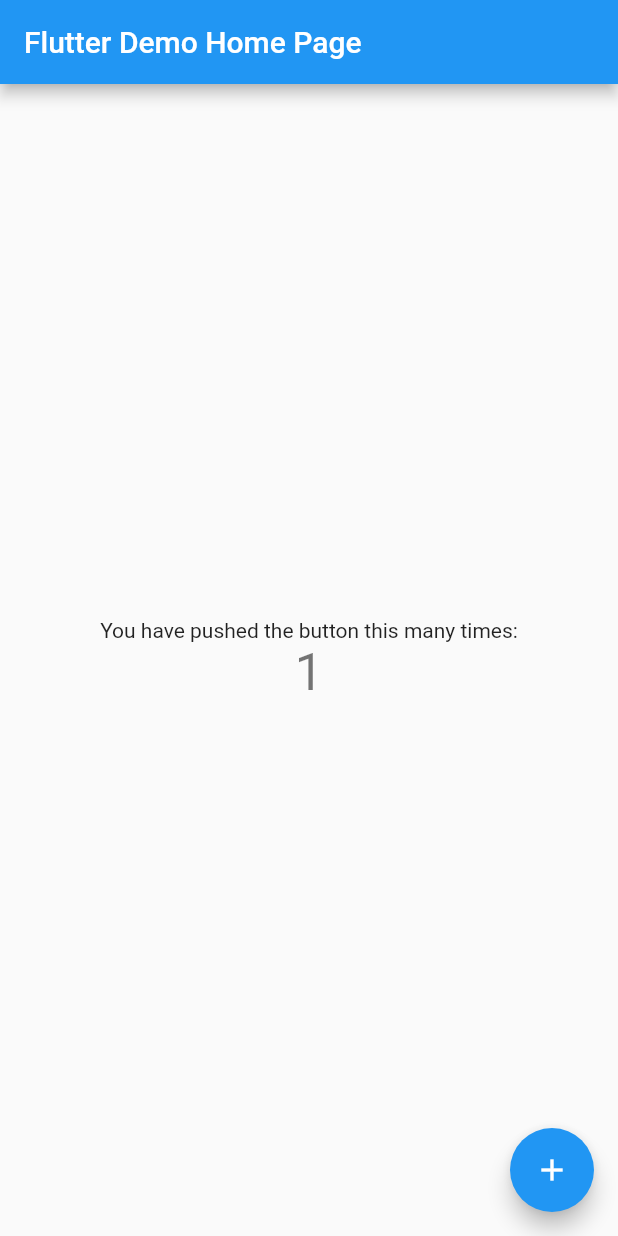
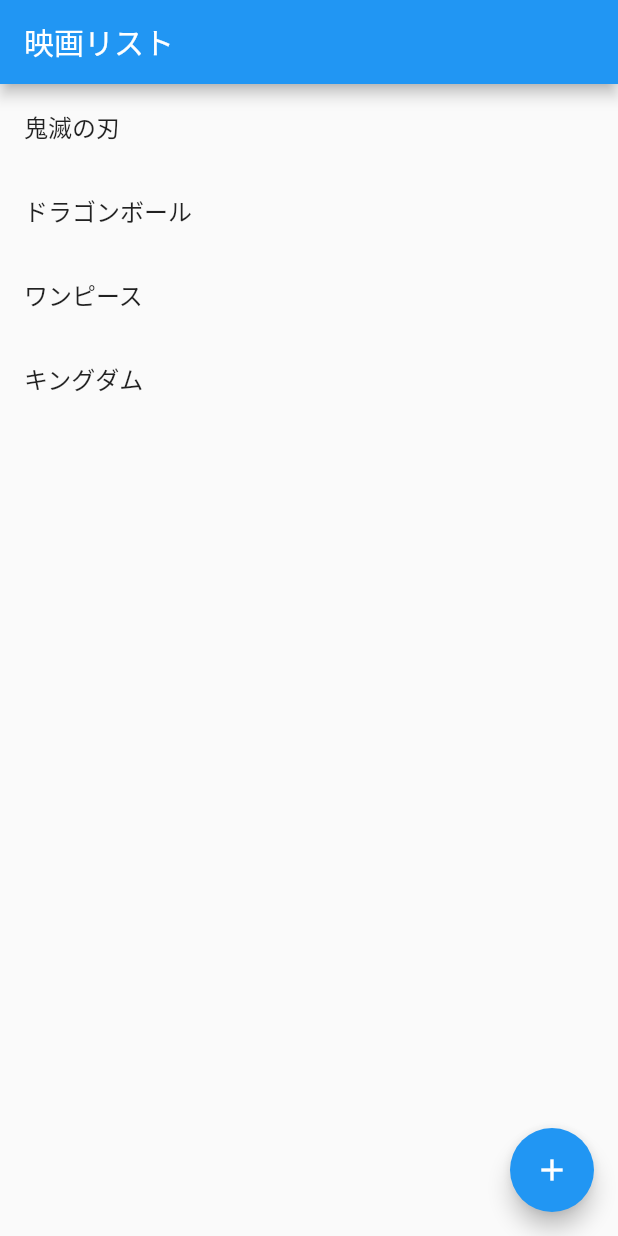
Before and after one commit to ktnydi/riverpod_demo, a Flutter app: the screen it shows after launch, after a tap on the "add" icon, on a phone screen of 412 x 824 dp. Run offline on Flutter 3.47's test engine with Material 2 defaults, Android fonts, the phone set to English and light mode, and no system bars; our stand-ins replace flutter_hooks, hooks_riverpod.

Commit message:
追加: change_notifierとriverpodの状態管理デモ

```diff
--- a/lib/main.dart
+++ b/lib/main.dart
@@ -1,7 +1,13 @@
 import 'package:flutter/material.dart';
+import 'package:hooks_riverpod/hooks_riverpod.dart';
+import 'package:riverpod_app/presentation/movie_list/movie_list_page.dart';
 
 void main() {
-  runApp(MyApp());
+  runApp(
+    ProviderScope(
+      child: MyApp(),
+    ),
+  );
 }
 
 class MyApp extends StatelessWidget {
@@ -13,54 +19,7 @@ class MyApp extends StatelessWidget {
         primarySwatch: Colors.blue,
         visualDensity: VisualDensity.adaptivePlatformDensity,
       ),
-      home: MyHomePage(title: 'Flutter Demo Home Page'),
+      home: MovieList(),
     );
   }
 }
-
-class MyHomePage extends StatefulWidget {
-  MyHomePage({Key key, this.title}) : super(key: key);
-
-  final String title;
-
-  @override
-  _MyHomePageState createState() => _MyHomePageState();
-}
-
-class _MyHomePageState extends State<MyHomePage> {
-  int _counter = 0;
-
-  void _incrementCounter() {
-    setState(() {
-      _counter++;
-    });
-  }
-
-  @override
-  Widget build(BuildContext context) {
-    return Scaffold(
-      appBar: AppBar(
-        title: Text(widget.title),
-      ),
-      body: Center(
-        child: Column(
-          mainAxisAlignment: MainAxisAlignment.center,
-          children: <Widget>[
-            Text(
-              'You have pushed the button this many times:',
-            ),
-            Text(
-              '$_counter',
-              style: Theme.of(context).textTheme.headline4,
-            ),
-          ],
-        ),
-      ),
-      floatingActionButton: FloatingActionButton(
-        onPressed: _incrementCounter,
-        tooltip: 'Increment',
-        child: Icon(Icons.add),
-      ),
-    );
-  }
-}
--- /dev/null
+++ b/lib/presentation/movie_list/movie_list_notifier.dart
@@ -0,0 +1,16 @@
+import 'package:flutter/material.dart';
+
+class MovieListNotifier extends ChangeNotifier {
+  List<String> movies = [
+    '鬼滅の刃',
+    'ドラゴンボール',
+    'ワンピース',
+  ];
+
+  void addMovie() {
+    final newMovies = [...movies];
+    newMovies.add('キングダム');
+    this.movies = newMovies;
+    notifyListeners();
+  }
+}
--- /dev/null
+++ b/lib/presentation/movie_list/movie_list_page.dart
@@ -0,0 +1,37 @@
+import 'package:flutter/material.dart';
+import 'package:flutter_hooks/flutter_hooks.dart';
+import 'package:hooks_riverpod/hooks_riverpod.dart';
+import 'package:riverpod_app/presentation/movie_list/movie_list_notifier.dart';
+
+final movieListProvider = ChangeNotifierProvider(
+  (_) {
+    return MovieListNotifier();
+  },
+);
+
+class MovieList extends HookWidget {
+  @override
+  Widget build(BuildContext context) {
+    final movieList = useProvider(movieListProvider);
+
+    return Scaffold(
+      appBar: AppBar(
+        title: Text('映画リスト'),
+      ),
+      body: ListView.builder(
+        itemBuilder: (context, index) {
+          return ListTile(
+            title: Text(movieList.movies[index]),
+          );
+        },
+        itemCount: movieList.movies.length,
+      ),
+      floatingActionButton: FloatingActionButton(
+        child: Icon(Icons.add),
+        onPressed: () {
+          movieList.addMovie();
+        },
+      ),
+    );
+  }
+}
--- a/pubspec.yaml
+++ b/pubspec.yaml
@@ -10,6 +10,8 @@ dependencies:
   flutter:
     sdk: flutter
   cupertino_icons: ^1.0.0
+  flutter_hooks: ^0.14.0
+  hooks_riverpod: ^0.12.1
 
 dev_dependencies:
   flutter_test:
```
Also changed, not shown: pubspec.lock.
